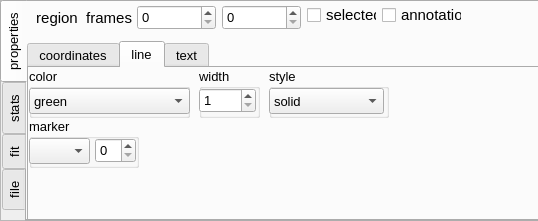
This is code/display/region/QtRegionState.ui in radio-astro/casa as Qt 5 draws it before an edit. The edited form follows.
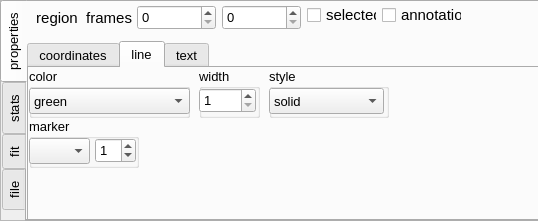
This is the edited form. The open tabs and pages were chosen to show the change.

Commit message:
New Development: no             JIRA Issue: no       Ready to Release: yes      Interface Changes: none What Interface Changed: none          Test Programs: none   Put in Release Notes: no
           Description: marker size starts at '1' rather than '0'...

The edit to the form file:
```diff
--- a/code/display/region/QtRegionState.ui
+++ b/code/display/region/QtRegionState.ui
@@ -984,6 +984,9 @@
            <property name="maximum">
             <number>9</number>
            </property>
+           <property name="value">
+            <number>1</number>
+           </property>
           </widget>
          </widget>
         </widget>
```
